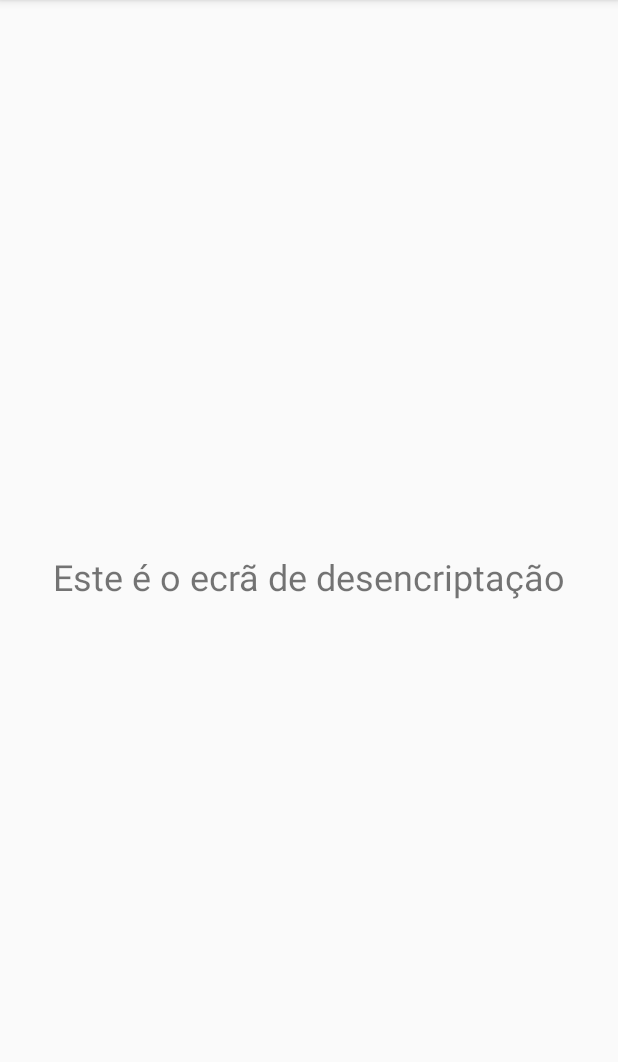
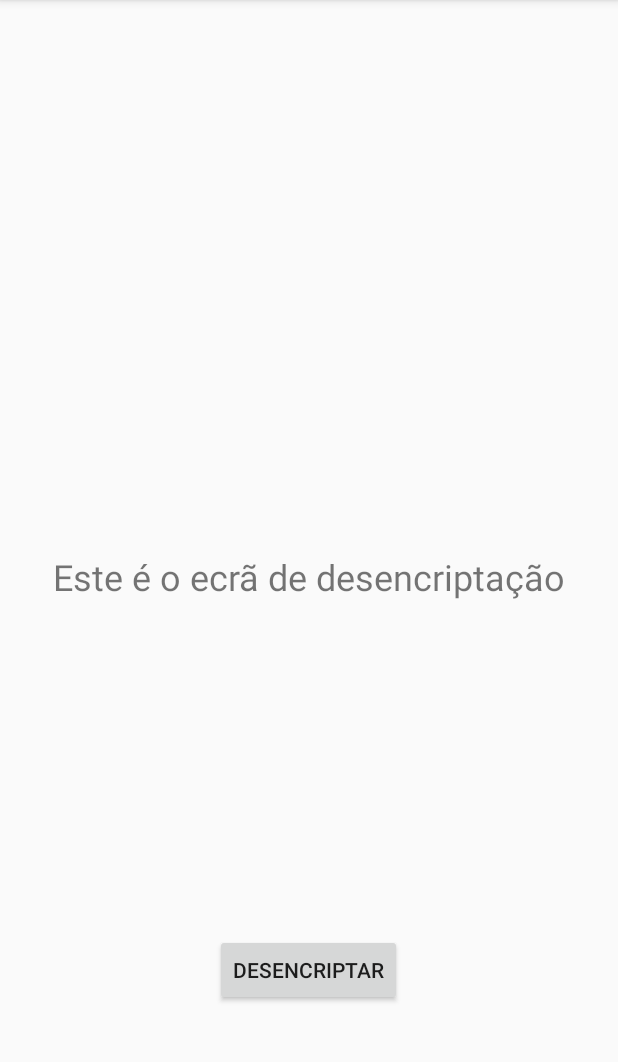
Before and after one commit to ValeriaPequeno/Cripto-Escutas, an Android app: the EcraDesencriptacao screen opened directly, with no data from a screen before it, on a phone screen of 412 x 824 dp, the part 84-1146 px from its top. Run offline under Robolectric (Android 15) with nearby library versions, the phone set to English and light mode, and no system bars.

Commit message:
Finalização do layout básico da aplicação

```diff
--- a/app/src/main/java/com/example/bhjencryption/EcraDesencriptacao.java
+++ b/app/src/main/java/com/example/bhjencryption/EcraDesencriptacao.java
@@ -1,12 +1,19 @@
 package com.example.bhjencryption;
 
+import android.content.Intent;
 import android.os.Bundle;
+import android.util.Log;
+import android.view.View;
+import android.widget.Button;
 import android.widget.TextView;
 
 import androidx.annotation.Nullable;
 import androidx.appcompat.app.AppCompatActivity;
 
 public class EcraDesencriptacao extends AppCompatActivity {
+
+    private static final String TAG = "EcraDesencriptacao";
+
     @Override
     protected void onCreate(@Nullable Bundle savedInstanceState) {
         super.onCreate(savedInstanceState);
@@ -15,5 +22,16 @@ public class EcraDesencriptacao extends AppCompatActivity {
 
         TextView theTextView = (TextView) findViewById(R.id.menDecript);
         theTextView.setText("Este é o ecrã de desencriptação");
+
+        Button btnDecriptResult = (Button) findViewById(R.id.btDecriptResult);
+        btnDecriptResult.setOnClickListener(new View.OnClickListener() {
+            @Override
+            public void onClick(View v) {
+                Log.d(TAG, "onClick: Cliquei no botão de resultado da desencriptação");
+
+                Intent entrarEcraResultado = new Intent(EcraDesencriptacao.this, EcraResultado.class);
+                startActivity(entrarEcraResultado);
+            }
+        });
     }
 }
--- a/app/src/main/java/com/example/bhjencryption/EcraResultado.java
+++ b/app/src/main/java/com/example/bhjencryption/EcraResultado.java
@@ -1,6 +1,7 @@
 package com.example.bhjencryption;
 
 import android.os.Bundle;
+import android.widget.TextView;
 
 import androidx.annotation.Nullable;
 import androidx.appcompat.app.AppCompatActivity;
@@ -10,5 +11,9 @@ public class EcraResultado extends AppCompatActivity {
     protected void onCreate(@Nullable Bundle savedInstanceState) {
         super.onCreate(savedInstanceState);
         setContentView(R.layout.ecra_resultado);
+
+
+        TextView theTextView = (TextView) findViewById(R.id.menResultado);
+        theTextView.setText("Este é o ecrã do resultado da operação");
     }
 }
--- a/app/src/main/res/layout/activity_main.xml
+++ b/app/src/main/res/layout/activity_main.xml
@@ -44,9 +44,10 @@
         app:layout_constraintVertical_bias="0.239" />
 
     <ImageView
-        android:id="@+id/imageView"
+        android:id="@+id/logoApp"
         android:layout_width="144dp"
         android:layout_height="143dp"
+        android:contentDescription="Logotipo da aplicação"
         app:layout_constraintBottom_toTopOf="@+id/boasVindas"
         app:layout_constraintEnd_toEndOf="parent"
         app:layout_constraintStart_toStartOf="parent"
--- a/app/src/main/res/layout/ecra_desencriptacao.xml
+++ b/app/src/main/res/layout/ecra_desencriptacao.xml
@@ -10,11 +10,22 @@
         android:id="@+id/menDecript"
         android:layout_width="wrap_content"
         android:layout_height="wrap_content"
-        android:text="TextView"
         android:textAlignment="center"
         android:textSize="24sp"
         app:layout_constraintBottom_toBottomOf="parent"
         app:layout_constraintEnd_toEndOf="parent"
         app:layout_constraintStart_toStartOf="parent"
         app:layout_constraintTop_toTopOf="parent" />
+
+    <Button
+        android:id="@+id/btDecriptResult"
+        android:layout_width="wrap_content"
+        android:layout_height="wrap_content"
+        android:text="Desencriptar"
+        app:layout_constraintBottom_toBottomOf="parent"
+        app:layout_constraintEnd_toEndOf="parent"
+        app:layout_constraintHorizontal_bias="0.498"
+        app:layout_constraintStart_toStartOf="parent"
+        app:layout_constraintTop_toTopOf="parent"
+        app:layout_constraintVertical_bias="0.865" />
 </androidx.constraintlayout.widget.ConstraintLayout>
```
Also changed, not shown: app/src/main/java/com/example/bhjencryption/EcraEncriptacao.java (+18 -0 lines), app/src/main/res/layout/ecra_encriptacao.xml (+12 -0 lines), app/src/main/res/layout/ecra_resultado.xml (+14 -1 lines).
